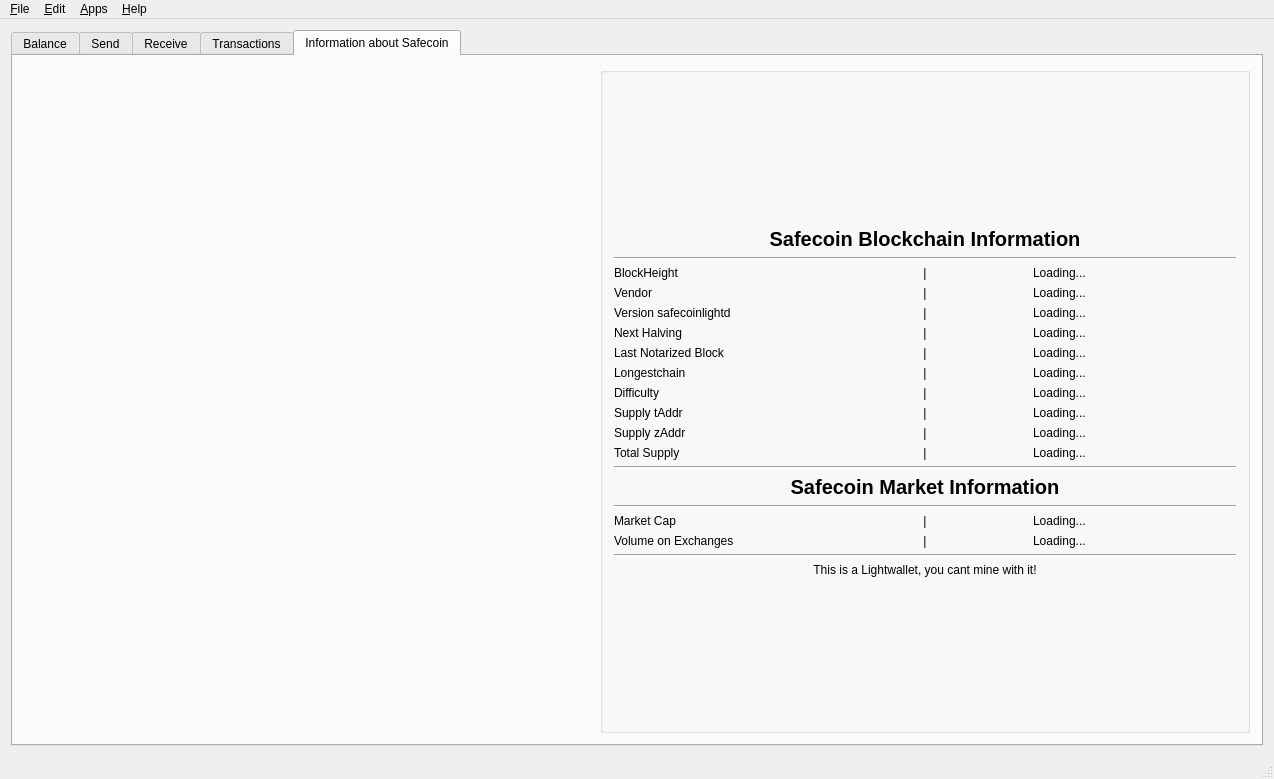
The window that src/mainwindow.ui (OleksandrBlack/safewallet-lite) describes before a commit, drawn with Qt 5.
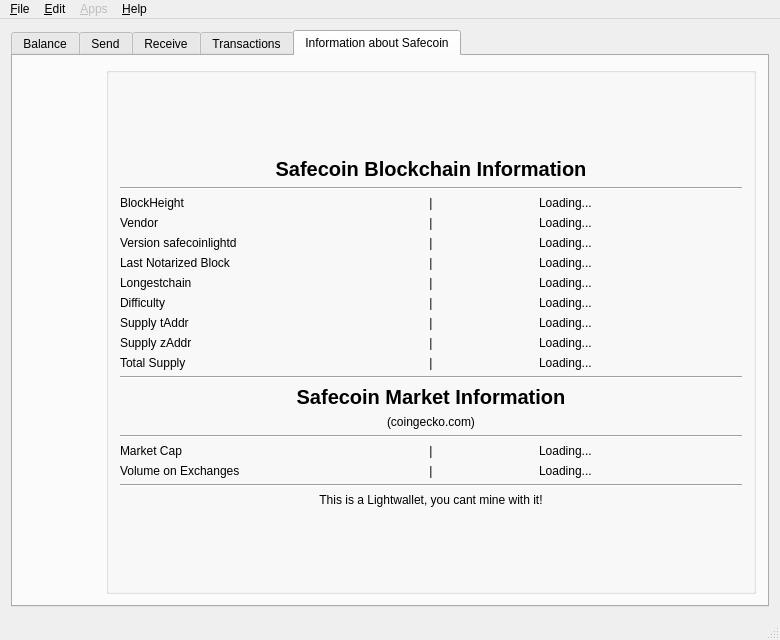
The same window after the commit. The open tabs and pages were chosen to show the change. Icons and pictures are not drawn. Custom widgets are drawn as their Qt base class.

```diff
--- a/src/mainwindow.ui
+++ b/src/mainwindow.ui
@@ -6,8 +6,8 @@
    <rect>
     <x>0</x>
     <y>0</y>
-    <width>1274</width>
-    <height>779</height>
+    <width>780</width>
+    <height>525</height>
    </rect>
   </property>
   <property name="windowTitle">
@@ -22,7 +22,7 @@
     <item>
      <widget class="QTabWidget" name="tabWidget">
       <property name="currentIndex">
-       <number>0</number>
+       <number>4</number>
       </property>
       <widget class="QWidget" name="tab">
        <attribute name="title">
@@ -86,7 +86,7 @@
                     </sizepolicy>
                    </property>
                    <property name="text">
-                    <string>Notarized</string>
+                    <string>Verified</string>
                    </property>
                   </widget>
                  </item>
@@ -320,7 +320,7 @@
               </font>
              </property>
              <property name="text">
-              <string>Total notarized funds available:</string>
+              <string>Total verified funds available:</string>
              </property>
             </widget>
            </item>
@@ -388,8 +388,8 @@
                <rect>
                 <x>0</x>
                 <y>0</y>
-                <width>1226</width>
-                <height>504</height>
+                <width>780</width>
+                <height>526</height>
                </rect>
               </property>
               <layout class="QVBoxLayout" name="sendToLayout">
@@ -895,6 +895,9 @@
             </item>
             <item>
              <widget class="QRCodeLabel" name="qrcodeDisplay">
+              <property name="enabled">
+               <bool>true</bool>
+              </property>
               <property name="sizePolicy">
                <sizepolicy hsizetype="Expanding" vsizetype="Expanding">
                 <horstretch>0</horstretch>
@@ -961,7 +964,7 @@
           <property name="minimumSize">
            <size>
             <width>650</width>
-            <height>650</height>
+            <height>525</height>
            </size>
           </property>
           <property name="maximumSize">
@@ -1008,171 +1011,94 @@
            </item>
            <item>
             <layout class="QGridLayout" name="gridLayout_5">
-             <item row="2" column="1">
-              <widget class="QLabel" name="label_20">
-               <property name="text">
-                <string>&lt;html&gt;&lt;head/&gt;&lt;body&gt;&lt;p align=&quot;center&quot;&gt;|&lt;/p&gt;&lt;/body&gt;&lt;/html&gt;</string>
-               </property>
-              </widget>
-             </item>
-             <item row="9" column="2">
-              <widget class="QLabel" name="supply_total">
-               <property name="text">
-                <string>Loading...</string>
-               </property>
-              </widget>
-             </item>
-             <item row="9" column="1">
-              <widget class="QLabel" name="label_38">
-               <property name="text">
-                <string>&lt;html&gt;&lt;head/&gt;&lt;body&gt;&lt;p align=&quot;center&quot;&gt;|&lt;/p&gt;&lt;/body&gt;&lt;/html&gt;</string>
-               </property>
-              </widget>
-             </item>
-             <item row="3" column="0">
-              <widget class="QLabel" name="label_32">
-               <property name="text">
-                <string>Next Halving</string>
-               </property>
-              </widget>
-             </item>
-             <item row="7" column="2">
-              <widget class="QLabel" name="supply_taddr">
-               <property name="text">
-                <string>Loading...</string>
-               </property>
-              </widget>
-             </item>
-             <item row="6" column="1">
-              <widget class="QLabel" name="label_18">
-               <property name="text">
-                <string>&lt;html&gt;&lt;head/&gt;&lt;body&gt;&lt;p align=&quot;center&quot;&gt;|&lt;/p&gt;&lt;/body&gt;&lt;/html&gt;</string>
-               </property>
-              </widget>
-             </item>
-             <item row="0" column="2">
-              <widget class="QLabel" name="blockHeight">
-               <property name="text">
-                <string>Loading...</string>
-               </property>
-              </widget>
-             </item>
-             <item row="1" column="0">
-              <widget class="QLabel" name="label_8">
-               <property name="text">
-                <string>Vendor</string>
-               </property>
-              </widget>
-             </item>
              <item row="3" column="2">
-              <widget class="QLabel" name="halvingTime">
-               <property name="text">
-                <string>Loading...</string>
-               </property>
-              </widget>
-             </item>
-             <item row="1" column="2">
-              <widget class="QLabel" name="Vendor">
-               <property name="text">
-                <string>Loading...</string>
-               </property>
-              </widget>
-             </item>
-             <item row="4" column="2">
               <widget class="QLabel" name="last_notarized">
                <property name="text">
                 <string>Loading...</string>
                </property>
               </widget>
              </item>
-             <item row="6" column="2">
-              <widget class="QLabel" name="difficulty">
-               <property name="text">
-                <string>Loading...</string>
-               </property>
-              </widget>
-             </item>
-             <item row="5" column="1">
-              <widget class="QLabel" name="label_28">
-               <property name="text">
-                <string>&lt;html&gt;&lt;head/&gt;&lt;body&gt;&lt;p align=&quot;center&quot;&gt;|&lt;/p&gt;&lt;/body&gt;&lt;/html&gt;</string>
-               </property>
-              </widget>
-             </item>
-             <item row="8" column="1">
-              <widget class="QLabel" name="label_34">
-               <property name="text">
-                <string>&lt;html&gt;&lt;head/&gt;&lt;body&gt;&lt;p align=&quot;center&quot;&gt;|&lt;/p&gt;&lt;/body&gt;&lt;/html&gt;</string>
-               </property>
-              </widget>
-             </item>
-             <item row="6" column="0">
+             <item row="5" column="0">
               <widget class="QLabel" name="label_33">
                <property name="text">
                 <string>Difficulty</string>
                </property>
               </widget>
              </item>
-             <item row="0" column="1">
-              <widget class="QLabel" name="label_23">
+             <item row="2" column="0">
+              <widget class="QLabel" name="label_19">
                <property name="text">
+                <string>Version safecoinlightd</string>
+               </property>
+              </widget>
+             </item>
+             <item row="8" column="2">
+              <widget class="QLabel" name="supply_total">
+               <property name="text">
+                <string>Loading...</string>
+               </property>
+              </widget>
+             </item>
+             <item row="8" column="1">
+              <widget class="QLabel" name="label_38">
+               <property name="text">
                 <string>&lt;html&gt;&lt;head/&gt;&lt;body&gt;&lt;p align=&quot;center&quot;&gt;|&lt;/p&gt;&lt;/body&gt;&lt;/html&gt;</string>
                </property>
               </widget>
              </item>
-             <item row="4" column="0">
+             <item row="6" column="0">
+              <widget class="QLabel" name="label_36">
+               <property name="text">
+                <string>Supply tAddr</string>
+               </property>
+              </widget>
+             </item>
+             <item row="7" column="1">
+              <widget class="QLabel" name="label_34">
+               <property name="text">
+                <string>&lt;html&gt;&lt;head/&gt;&lt;body&gt;&lt;p align=&quot;center&quot;&gt;|&lt;/p&gt;&lt;/body&gt;&lt;/html&gt;</string>
+               </property>
+              </widget>
+             </item>
+             <item row="3" column="0">
               <widget class="QLabel" name="label_27">
                <property name="text">
                 <string>Last Notarized Block</string>
                </property>
               </widget>
              </item>
-             <item row="2" column="2">
-              <widget class="QLabel" name="Version">
-               <property name="text">
-                <string>Loading...</string>
-               </property>
-              </widget>
-             </item>
-             <item row="4" column="1">
-              <widget class="QLabel" name="label_26">
-               <property name="text">
-                <string>&lt;html&gt;&lt;head/&gt;&lt;body&gt;&lt;p align=&quot;center&quot;&gt;|&lt;/p&gt;&lt;/body&gt;&lt;/html&gt;</string>
-               </property>
-              </widget>
-             </item>
-             <item row="9" column="0">
-              <widget class="QLabel" name="label_37">
-               <property name="text">
-                <string>Total Supply</string>
-               </property>
-              </widget>
-             </item>
-             <item row="3" column="1">
-              <widget class="QLabel" name="label_13">
-               <property name="text">
-                <string>&lt;html&gt;&lt;head/&gt;&lt;body&gt;&lt;p align=&quot;center&quot;&gt;|&lt;/p&gt;&lt;/body&gt;&lt;/html&gt;</string>
-               </property>
-              </widget>
-             </item>
-             <item row="5" column="0">
+             <item row="4" column="0">
               <widget class="QLabel" name="label_25">
                <property name="text">
                 <string>Longestchain</string>
                </property>
               </widget>
              </item>
-             <item row="7" column="1">
+             <item row="0" column="1">
+              <widget class="QLabel" name="label_23">
+               <property name="text">
+                <string>&lt;html&gt;&lt;head/&gt;&lt;body&gt;&lt;p align=&quot;center&quot;&gt;|&lt;/p&gt;&lt;/body&gt;&lt;/html&gt;</string>
+               </property>
+              </widget>
+             </item>
+             <item row="5" column="1">
+              <widget class="QLabel" name="label_18">
+               <property name="text">
+                <string>&lt;html&gt;&lt;head/&gt;&lt;body&gt;&lt;p align=&quot;center&quot;&gt;|&lt;/p&gt;&lt;/body&gt;&lt;/html&gt;</string>
+               </property>
+              </widget>
+             </item>
+             <item row="6" column="1">
               <widget class="QLabel" name="label_29">
                <property name="text">
                 <string>&lt;html&gt;&lt;head/&gt;&lt;body&gt;&lt;p align=&quot;center&quot;&gt;|&lt;/p&gt;&lt;/body&gt;&lt;/html&gt;</string>
                </property>
               </widget>
              </item>
-             <item row="2" column="0">
-              <widget class="QLabel" name="label_19">
+             <item row="2" column="1">
+              <widget class="QLabel" name="label_20">
                <property name="text">
-                <string>Version safecoinlightd</string>
+                <string>&lt;html&gt;&lt;head/&gt;&lt;body&gt;&lt;p align=&quot;center&quot;&gt;|&lt;/p&gt;&lt;/body&gt;&lt;/html&gt;</string>
                </property>
               </widget>
              </item>
@@ -1183,13 +1109,6 @@
                </property>
               </widget>
              </item>
-             <item row="8" column="0">
-              <widget class="QLabel" name="label_35">
-               <property name="text">
-                <string>Supply zAddr</string>
-               </property>
-              </widget>
-             </item>
              <item row="1" column="1">
               <widget class="QLabel" name="label_22">
                <property name="text">
@@ -1197,14 +1116,35 @@
                </property>
               </widget>
              </item>
-             <item row="8" column="2">
+             <item row="1" column="0">
+              <widget class="QLabel" name="label_8">
+               <property name="text">
+                <string>Vendor</string>
+               </property>
+              </widget>
+             </item>
+             <item row="1" column="2">
+              <widget class="QLabel" name="Vendor">
+               <property name="text">
+                <string>Loading...</string>
+               </property>
+              </widget>
+             </item>
+             <item row="7" column="2">
               <widget class="QLabel" name="supply_zaddr">
                <property name="text">
                 <string>Loading...</string>
                </property>
               </widget>
              </item>
-             <item row="5" column="2">
+             <item row="4" column="1">
+              <widget class="QLabel" name="label_28">
+               <property name="text">
+                <string>&lt;html&gt;&lt;head/&gt;&lt;body&gt;&lt;p align=&quot;center&quot;&gt;|&lt;/p&gt;&lt;/body&gt;&lt;/html&gt;</string>
+               </property>
+              </widget>
+             </item>
+             <item row="4" column="2">
               <widget class="QLabel" name="longestchain">
                <property name="text">
                 <string>Loading...</string>
@@ -1212,9 +1152,51 @@
               </widget>
              </item>
              <item row="7" column="0">
-              <widget class="QLabel" name="label_36">
+              <widget class="QLabel" name="label_35">
                <property name="text">
-                <string>Supply tAddr</string>
+                <string>Supply zAddr</string>
+               </property>
+              </widget>
+             </item>
+             <item row="8" column="0">
+              <widget class="QLabel" name="label_37">
+               <property name="text">
+                <string>Total Supply</string>
+               </property>
+              </widget>
+             </item>
+             <item row="2" column="2">
+              <widget class="QLabel" name="Version">
+               <property name="text">
+                <string>Loading...</string>
+               </property>
+              </widget>
+             </item>
+             <item row="6" column="2">
+              <widget class="QLabel" name="supply_taddr">
+               <property name="text">
+                <string>Loading...</string>
+               </property>
+              </widget>
+             </item>
+             <item row="3" column="1">
+              <widget class="QLabel" name="label_26">
+               <property name="text">
+                <string>&lt;html&gt;&lt;head/&gt;&lt;body&gt;&lt;p align=&quot;center&quot;&gt;|&lt;/p&gt;&lt;/body&gt;&lt;/html&gt;</string>
+               </property>
+              </widget>
+             </item>
+             <item row="0" column="2">
+              <widget class="QLabel" name="blockHeight">
+               <property name="text">
+                <string>Loading...</string>
+               </property>
+              </widget>
+             </item>
+             <item row="5" column="2">
+              <widget class="QLabel" name="difficulty">
+               <property name="text">
+                <string>Loading...</string>
                </property>
               </widget>
              </item>
@@ -1239,6 +1221,13 @@
              </property>
             </widget>
            </item>
+           <item alignment="Qt::AlignHCenter">
+            <widget class="QLabel" name="label_13">
+             <property name="text">
+              <string>(coingecko.com)</string>
+             </property>
+            </widget>
+           </item>
            <item>
             <widget class="Line" name="line_5">
              <property name="orientation">
@@ -1334,7 +1323,7 @@
      <x>0</x>
      <y>0</y>
      <width>1274</width>
-     <height>22</height>
+     <height>21</height>
     </rect>
    </property>
    <widget class="QMenu" name="menuFile">
@@ -1363,6 +1352,9 @@
     <addaction name="actionAbout"/>
    </widget>
    <widget class="QMenu" name="menuApps">
+    <property name="enabled">
+     <bool>false</bool>
+    </property>
     <property name="title">
      <string>&amp;Apps</string>
     </property>
@@ -1407,7 +1399,7 @@
   </action>
   <action name="actionDonate">
    <property name="text">
-    <string>&amp;Send DenioD Feedback</string>
+    <string>&amp;Send Feedback</string>
    </property>
   </action>
   <action name="actionDiscord">
@@ -1454,6 +1446,9 @@
    </property>
   </action>
   <action name="actionConnect_Mobile_App">
+   <property name="enabled">
+    <bool>true</bool>
+   </property>
    <property name="text">
     <string>Connect mobile &amp;app</string>
    </property>
```
